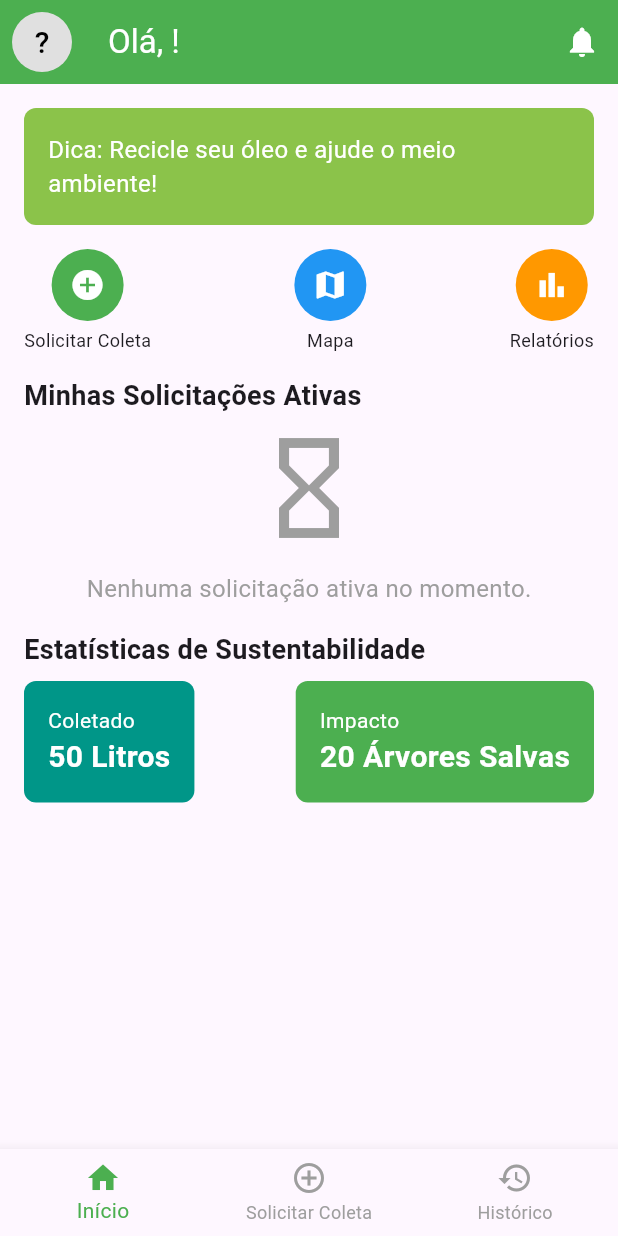
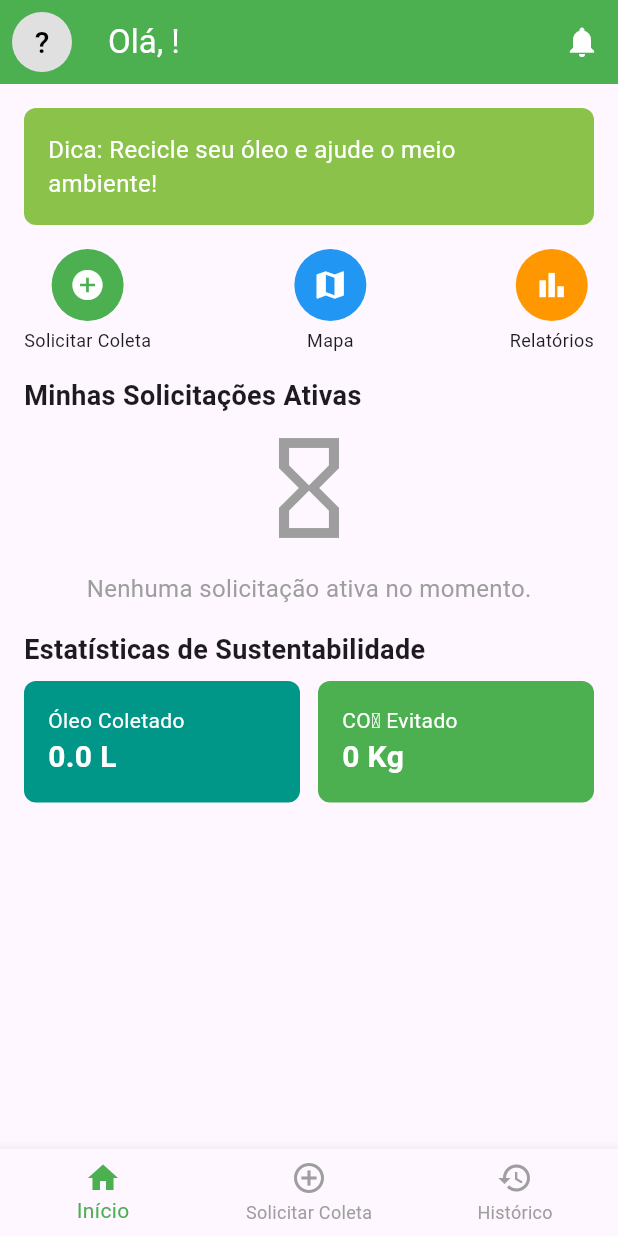
Before and after one commit to LucasBatista37/ciclou_projeto, a Flutter app: the RequestorDashboard screen opened directly with empty values, on a phone screen of 412 x 824 dp. Run offline on Flutter 3.47's test engine with Material 3 defaults, Android fonts, the phone set to English and light mode, and no system bars; our stand-ins replace cloud_firestore, firebase_auth, firebase_core, geolocator, google_maps_flutter, image_picker and 3 more; missing offline and left inert: flutter_pdfview; accounts and stored records are empty.

Commit message:
requestorDashboard e requestorStats

```diff
--- a/lib/screens/Requestor/requestor_dashboard.dart
+++ b/lib/screens/Requestor/requestor_dashboard.dart
@@ -1,6 +1,7 @@
 import 'dart:io';
 import 'package:ciclou_projeto/models/user_model.dart';
 import 'package:ciclou_projeto/screens/Requestor/requestor_notifications_screen.dart';
+import 'package:ciclou_projeto/screens/Requestor/requestor_stats_screen.dart';
 import 'package:ciclou_projeto/screens/register_requestor_screen.dart';
 import 'package:cloud_firestore/cloud_firestore.dart';
 import 'package:firebase_auth/firebase_auth.dart';
@@ -260,6 +261,7 @@ class _RequestorDashboardState extends State<RequestorDashboard> {
             ),
           ),
           const SizedBox(height: 16.0),
+
           Row(
             mainAxisAlignment: MainAxisAlignment.spaceBetween,
             children: [
@@ -271,21 +273,70 @@ class _RequestorDashboardState extends State<RequestorDashboard> {
             ],
           ),
           const SizedBox(height: 16.0),
+
           const Text('Minhas Solicitações Ativas',
               style: TextStyle(fontSize: 18, fontWeight: FontWeight.bold)),
           const SizedBox(height: 8.0),
           _buildSolicitationsList(),
           const SizedBox(height: 16.0),
+
           const Text('Estatísticas de Sustentabilidade',
               style: TextStyle(fontSize: 18, fontWeight: FontWeight.bold)),
           const SizedBox(height: 8.0),
-          Row(
-            mainAxisAlignment: MainAxisAlignment.spaceBetween,
-            children: [
-              _buildStatCard('Coletado', '50 Litros', Colors.teal),
-              _buildStatCard('Impacto', '20 Árvores Salvas', Colors.green),
-            ],
-          ),
+
+          FutureBuilder<QuerySnapshot>(
+            future: FirebaseFirestore.instance
+                .collection('coletas')
+                .where('userId', isEqualTo: widget.user.userId)
+                .get(),
+            builder: (context, snapshot) {
+              if (snapshot.connectionState == ConnectionState.waiting) {
+                return const Center(child: CircularProgressIndicator());
+              }
+              if (snapshot.hasError || !snapshot.hasData) {
+                return const Center(
+                  child: Text(
+                    'Erro ao carregar estatísticas.',
+                    style: TextStyle(fontSize: 16, color: Colors.red),
+                  ),
+                );
+              }
+
+              final coletas = snapshot.data!.docs;
+              double totalOil = 0.0;
+
+              for (var doc in coletas) {
+                final data = doc.data() as Map<String, dynamic>;
+                if (data.containsKey('quantidadeReal') &&
+                    data['quantidadeReal'] != null) {
+                  totalOil += (data['quantidadeReal'] ?? 0).toDouble();
+                }
+              }
+
+              final double avoidedCO2 = totalOil * 5.24;
+
+              return Row(
+                mainAxisAlignment: MainAxisAlignment.spaceBetween,
+                children: [
+                  Expanded(
+                    child: _buildStatCard(
+                      'Óleo Coletado',
+                      '${totalOil.toStringAsFixed(1)} L',
+                      Colors.teal,
+                    ),
+                  ),
+                  const SizedBox(width: 12),
+                  Expanded(
+                    child: _buildStatCard(
+                      'CO₂ Evitado',
+                      '${avoidedCO2.toStringAsFixed(0)} Kg',
+                      Colors.green,
+                    ),
+                  ),
+                ],
+              );
+            },
+          )
         ],
       ),
     );
@@ -299,6 +350,14 @@ class _RequestorDashboardState extends State<RequestorDashboard> {
             context,
             MaterialPageRoute(
               builder: (context) => CreateCollection(user: widget.user),
+            ),
+          );
+        } else if (label == 'Relatórios') {
+          Navigator.push(
+            context,
+            MaterialPageRoute(
+              builder: (context) =>
+                  RequesterStatsScreen(userId: widget.user.userId),
             ),
           );
         } else if (label == 'Mapa') {
```
Also changed, not shown: lib/screens/Requestor/requestor_stats_screen.dart (added, +231 -0 lines).
